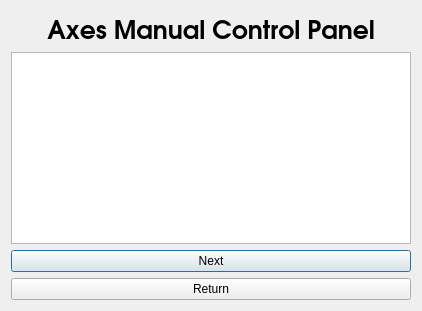
IRMA-LAB/cable_robot, file widgets/apps/manual_control_dialog.ui: the form before one commit.
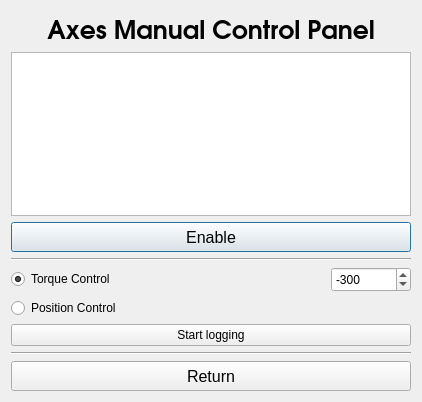
The form after the commit.

Commit message: implemented testing app as manual control dialog (temp)

The edit to the form file:
```diff
--- a/widgets/apps/manual_control_dialog.ui
+++ b/widgets/apps/manual_control_dialog.ui
@@ -7,7 +7,7 @@
     <x>0</x>
     <y>0</y>
     <width>418</width>
-    <height>311</height>
+    <height>402</height>
    </rect>
   </property>
   <property name="windowTitle">
@@ -60,14 +60,116 @@
     </widget>
    </item>
    <item>
-    <widget class="QPushButton" name="pushButton_next">
+    <widget class="QPushButton" name="pushButton_enable">
+     <property name="minimumSize">
+      <size>
+       <width>0</width>
+       <height>30</height>
+      </size>
+     </property>
+     <property name="font">
+      <font>
+       <pointsize>12</pointsize>
+      </font>
+     </property>
      <property name="text">
-      <string>Next</string>
+      <string>Enable</string>
+     </property>
+    </widget>
+   </item>
+   <item>
+    <widget class="Line" name="line">
+     <property name="orientation">
+      <enum>Qt::Horizontal</enum>
+     </property>
+    </widget>
+   </item>
+   <item>
+    <layout class="QHBoxLayout" name="horizontalLayout">
+     <item>
+      <widget class="QRadioButton" name="radioButton_torque">
+       <property name="text">
+        <string>Torque Control</string>
+       </property>
+       <property name="checked">
+        <bool>true</bool>
+       </property>
+      </widget>
+     </item>
+     <item>
+      <spacer name="horizontalSpacer">
+       <property name="orientation">
+        <enum>Qt::Horizontal</enum>
+       </property>
+       <property name="sizeHint" stdset="0">
+        <size>
+         <width>40</width>
+         <height>20</height>
+        </size>
+       </property>
+      </spacer>
+     </item>
+     <item>
+      <widget class="QSpinBox" name="spinBox_torque">
+       <property name="minimumSize">
+        <size>
+         <width>80</width>
+         <height>25</height>
+        </size>
+       </property>
+       <property name="minimum">
+        <number>-1000</number>
+       </property>
+       <property name="maximum">
+        <number>0</number>
+       </property>
+       <property name="singleStep">
+        <number>10</number>
+       </property>
+       <property name="value">
+        <number>-300</number>
+       </property>
+      </widget>
+     </item>
+    </layout>
+   </item>
+   <item>
+    <widget class="QRadioButton" name="radioButton_position">
+     <property name="text">
+      <string>Position Control</string>
+     </property>
+     <property name="checked">
+      <bool>false</bool>
+     </property>
+    </widget>
+   </item>
+   <item>
+    <widget class="QPushButton" name="pushButton_logging">
+     <property name="text">
+      <string>Start logging</string>
+     </property>
+    </widget>
+   </item>
+   <item>
+    <widget class="Line" name="line_2">
+     <property name="orientation">
+      <enum>Qt::Horizontal</enum>
      </property>
     </widget>
    </item>
    <item>
     <widget class="QPushButton" name="pushButton_return">
+     <property name="minimumSize">
+      <size>
+       <width>0</width>
+       <height>30</height>
+      </size>
+     </property>
+     <property name="font">
+      <font>
+       <pointsize>12</pointsize>
+      </font>
+     </property>
      <property name="text">
       <string>Return</string>
      </property>
```
The commit also changes 10 other files.
